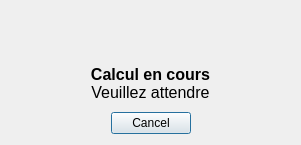
The window that UI/WaitDialog.ui (Hamza5/Plateforme-outils-SII) describes before a commit, drawn with Qt 5.
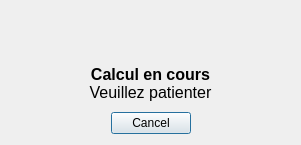
The same window after the commit.

Patch:
```diff
--- a/UI/WaitDialog.ui
+++ b/UI/WaitDialog.ui
@@ -50,7 +50,7 @@
       </font>
      </property>
      <property name="text">
-      <string>&lt;b&gt;Calcul en cours&lt;/b&gt;&lt;br&gt;Veuillez attendre</string>
+      <string>&lt;html&gt;&lt;head/&gt;&lt;body&gt;&lt;p&gt;&lt;span style=&quot; font-weight:600;&quot;&gt;Calcul en cours&lt;/span&gt;&lt;br/&gt;Veuillez patienter&lt;/p&gt;&lt;/body&gt;&lt;/html&gt;</string>
      </property>
      <property name="scaledContents">
       <bool>false</bool>
```
